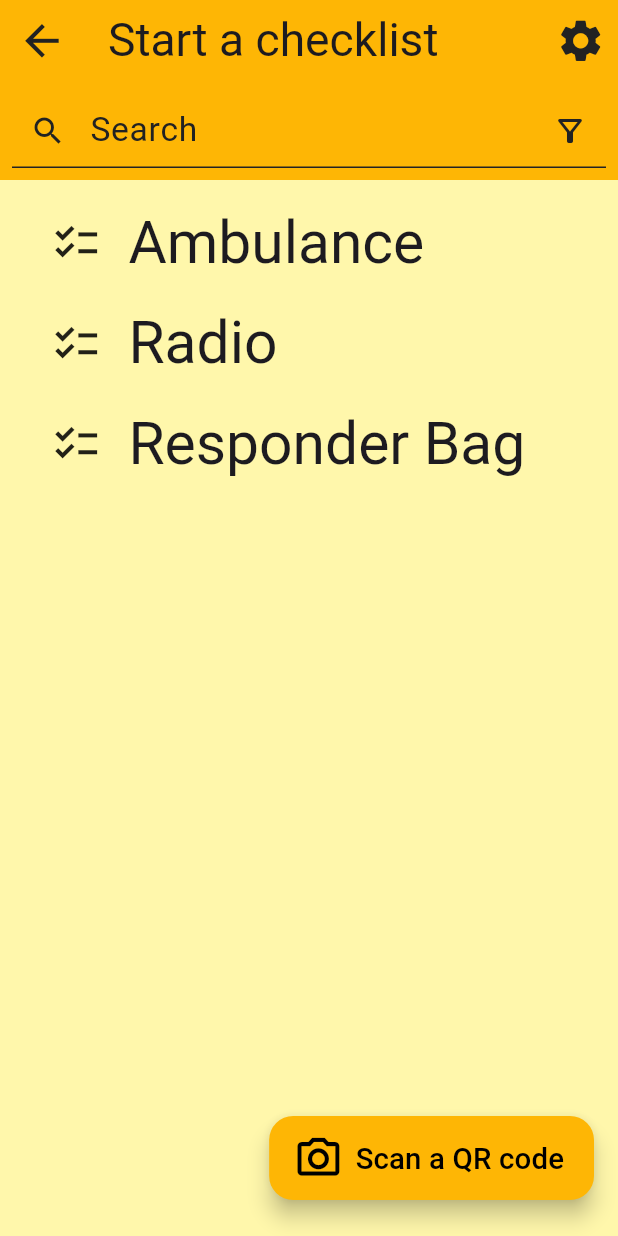
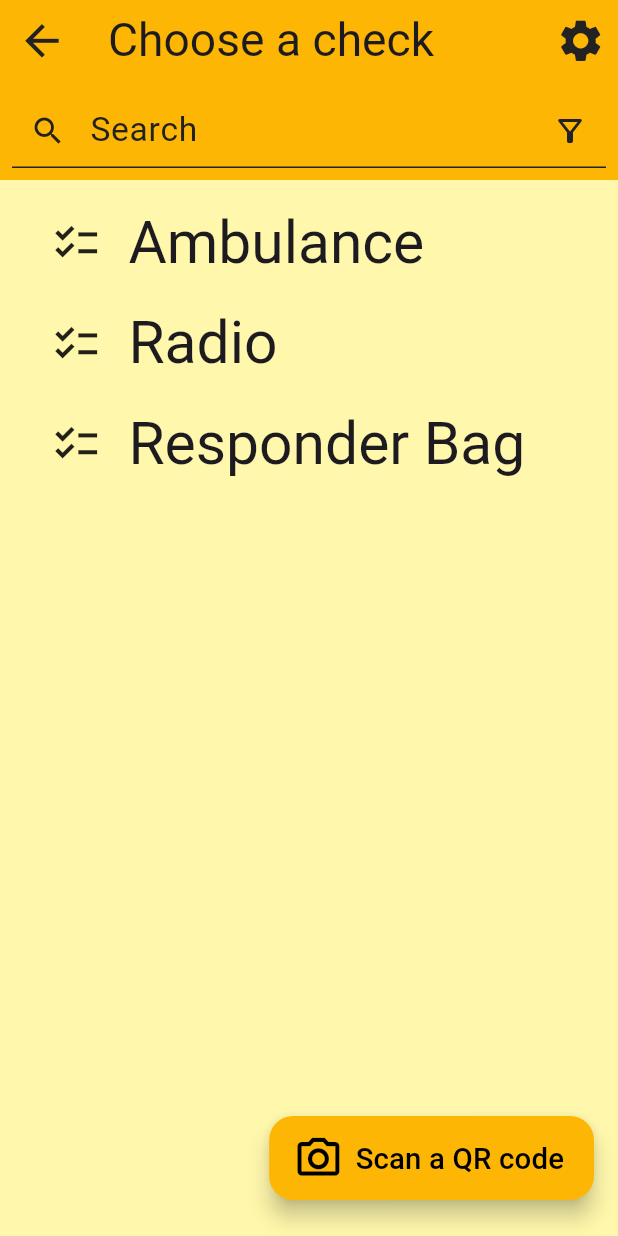
Before and after one commit to michalporeba/ticks, a Flutter app: the screen it shows after launch, after a tap on "Start a checklist", on a phone screen of 412 x 824 dp. Run offline on Flutter 3.47's test engine with Material 3 defaults, Android fonts, the phone set to English and light mode, and no system bars; our stand-ins replace bloc, equatable, flutter_bloc, google_fonts, rxdart; Roboto replaces fonts that are missing (Heebo).

Commit message:
bootstrapping blueprint selection

```diff
--- a/lib/features/bootstrap_checklist/bootstrap_checklist.dart
+++ b/lib/features/bootstrap_checklist/bootstrap_checklist.dart
@@ -0,0 +1,3 @@
+export '../../entities/blueprint/blueprint.dart';
+export 'bootstrap_checklist_bloc.dart';
+export 'bootstrap_checklist_view.dart';
--- a/lib/features/bootstrap_checklist/bootstrap_checklist_bloc.dart
+++ b/lib/features/bootstrap_checklist/bootstrap_checklist_bloc.dart
@@ -1,11 +1,21 @@
 import 'package:bloc/bloc.dart';
 import 'package:equatable/equatable.dart';
 import 'package:meta/meta.dart';
+import 'package:ticks/entities/blueprint/blueprint.dart';
 
 part 'bootstrap_checklist_event.dart';
 part 'bootstrap_checklist_state.dart';
 
 class BootstrapChecklistBloc
 extends Bloc<BootstrapChecklistEvent, BootstrapChecklistState> {
-  BootstrapChecklistBloc() : super(const BootstrapChecklistState());
+  BootstrapChecklistBloc() : super(const BootstrapChecklistState()) {
+    on<SelectedBlueprint>(_onChecklistSelected);
+  }
+
+  Future<void> _onChecklistSelected(
+    SelectedBlueprint event,
+    Emitter<BootstrapChecklistState> emit,
+  ) async {
+    emit(const BootstrapChecklistState());
+  }
 }
--- a/lib/features/bootstrap_checklist/bootstrap_checklist_event.dart
+++ b/lib/features/bootstrap_checklist/bootstrap_checklist_event.dart
@@ -6,3 +6,12 @@ sealed class BootstrapChecklistEvent extends Equatable {
   @override
   List<Object> get props => [];
 }
+
+class SelectedBlueprint extends BootstrapChecklistEvent {
+  const SelectedBlueprint({required this.blueprint});
+
+  final Blueprint blueprint;
+
+  @override
+  List<Object> get props => [blueprint];
+}
--- a/lib/features/select_blueprint/select_blueprint_view.dart
+++ b/lib/features/select_blueprint/select_blueprint_view.dart
@@ -1,13 +1,16 @@
 import 'package:flutter/material.dart';
 import 'package:flutter_bloc/flutter_bloc.dart';
+import 'package:ticks/features/bootstrap_checklist/bootstrap_checklist_bloc.dart';
+import 'package:ticks/features/bootstrap_checklist/bootstrap_checklist_view.dart';
 import 'package:ticks/features/select_blueprint/select_blueprint.dart';
 import 'package:ticks/widgets/floating_actions.dart';
 import 'package:ticks/widgets/ticks_app_bar.dart';
 
 class SelectBlueprintPage extends StatelessWidget {
+  const SelectBlueprintPage({super.key});
 
-  const SelectBlueprintPage({super.key});
   static String id = 'startAChecklistView';
+
 
   @override
   Widget build(BuildContext context) {
@@ -16,7 +19,7 @@ class SelectBlueprintPage extends StatelessWidget {
         return Scaffold(
           appBar: createAppBar(
             context: context,
-            title: 'Start a checklist',
+            title: 'Choose a check',
             onSearch: (query) {
               BlocProvider
                 .of<SelectBlueprintBloc>(context)
@@ -29,7 +32,18 @@ class SelectBlueprintPage extends StatelessWidget {
                 padding: const EdgeInsets.all(8),
                 child: Column(
                   children: state.blueprints.map(
-                          (blueprint) => BlueprintWidget(data: blueprint),
+                          (blueprint) => BlueprintWidget(
+                            data: blueprint,
+                            onTap: (blueprint) {
+                              BlocProvider
+                                .of<BootstrapChecklistBloc>(context)
+                                .add(SelectedBlueprint(blueprint: blueprint));
+
+                              Navigator.pushNamed(
+                                context,
+                                BootstrapChecklistPage.id,);
+                            },
+                          ),
                   ).toList(),
                 ),
               ),
@@ -51,13 +65,19 @@ class SelectBlueprintPage extends StatelessWidget {
 }
 
 class BlueprintWidget extends StatelessWidget {
-  const BlueprintWidget({required this.data, super.key});
+  const BlueprintWidget({
+    required this.data,
+    required this.onTap,
+    super.key,
+    });
 
   final Blueprint data;
+  final void Function(Blueprint) onTap;
 
   @override
   Widget build(BuildContext context) {
-    return Padding(
+    return InkWell(
+      child: Padding(
         padding: const EdgeInsets.all(8),
         child: Row(children: [
           const Padding(
@@ -66,6 +86,8 @@ class BlueprintWidget extends StatelessWidget {
           ),
           Text(data.title, style: Theme.of(context).textTheme.headlineMedium,),
         ],),
+      ),
+      onTap: () { onTap(data); },
     );
   }
 }
--- a/lib/main.dart
+++ b/lib/main.dart
@@ -3,6 +3,8 @@ import 'package:flutter_bloc/flutter_bloc.dart';
 import 'package:ticks/apis/demo/demo_blueprint_api.dart';
 import 'package:ticks/app/app_theme.dart';
 import 'package:ticks/entities/blueprint/blueprint_repository.dart';
+import 'package:ticks/features/bootstrap_checklist/bootstrap_checklist_bloc.dart';
+import 'package:ticks/features/bootstrap_checklist/bootstrap_checklist_view.dart';
 import 'package:ticks/features/home/home.dart';
 import 'package:ticks/features/select_blueprint/select_blueprint.dart';
 
@@ -16,6 +18,10 @@ void main() {
       blueprintRepository: blueprintRepository,),
   );
 
+  final bootstrapChecklistBlocProvider = BlocProvider(
+    create: (ctx) => BootstrapChecklistBloc(),
+  );
+
   final homeBlocProvider = BlocProvider(
     create: (ctx) => HomeBloc(),
   );
@@ -24,6 +30,7 @@ void main() {
     app: const TicksApp(),
     blocProviders: [ // globally accessible blocs
       blueprintBlocProvider,
+      bootstrapChecklistBlocProvider,
       homeBlocProvider,
     ],
     repositoryProviders: const [],
@@ -67,8 +74,9 @@ class TicksApp extends StatelessWidget {
       theme: AppTheme.sjac(context),
       initialRoute: HomePage.id,
       routes: {
+        BootstrapChecklistPage.id: (context) => const BootstrapChecklistPage(),
+        HomePage.id: (context) => const HomePage(),
         SelectBlueprintPage.id: (context) => const SelectBlueprintPage(),
-        HomePage.id: (context) => const HomePage(),
       },
     );
   }
```
Also changed, not shown: lib/features/bootstrap_checklist/bootstrap_checklist_view.dart (added, +37 -0 lines), lib/features/bootstrap_checklist/bootstrap_checklist_vlew.dart (deleted). Lines whose indentation alone changed are shown as unchanged.
